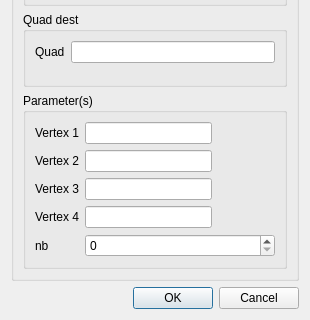
The window that src/HEXABLOCKGUI/JoinQuad_QTD.ui (SalomePlatform/hexablock) describes before a commit, drawn with Qt 5; both pictures show x 0 to 310 and y 153 to 473 of the 310 by 473 pixel window.
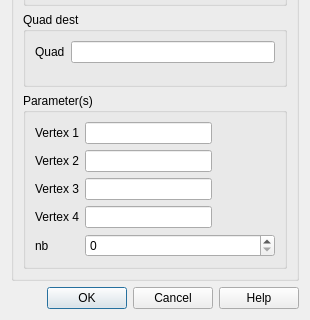
The same window after the commit.

Commit message: added: -Propagation, Vector ( completed ) dialog panel. -Help button on all panel. -Delegate for all Panel updated: -menu always showed for each action

```diff
--- a/src/HEXABLOCKGUI/JoinQuad_QTD.ui
+++ b/src/HEXABLOCKGUI/JoinQuad_QTD.ui
@@ -168,7 +168,7 @@
       <enum>Qt::Horizontal</enum>
      </property>
      <property name="standardButtons">
-      <set>QDialogButtonBox::Cancel|QDialogButtonBox::Ok</set>
+      <set>QDialogButtonBox::Cancel|QDialogButtonBox::Ok|QDialogButtonBox::Help</set>
      </property>
     </widget>
    </item>
```
The commit also changes 37 other files.
